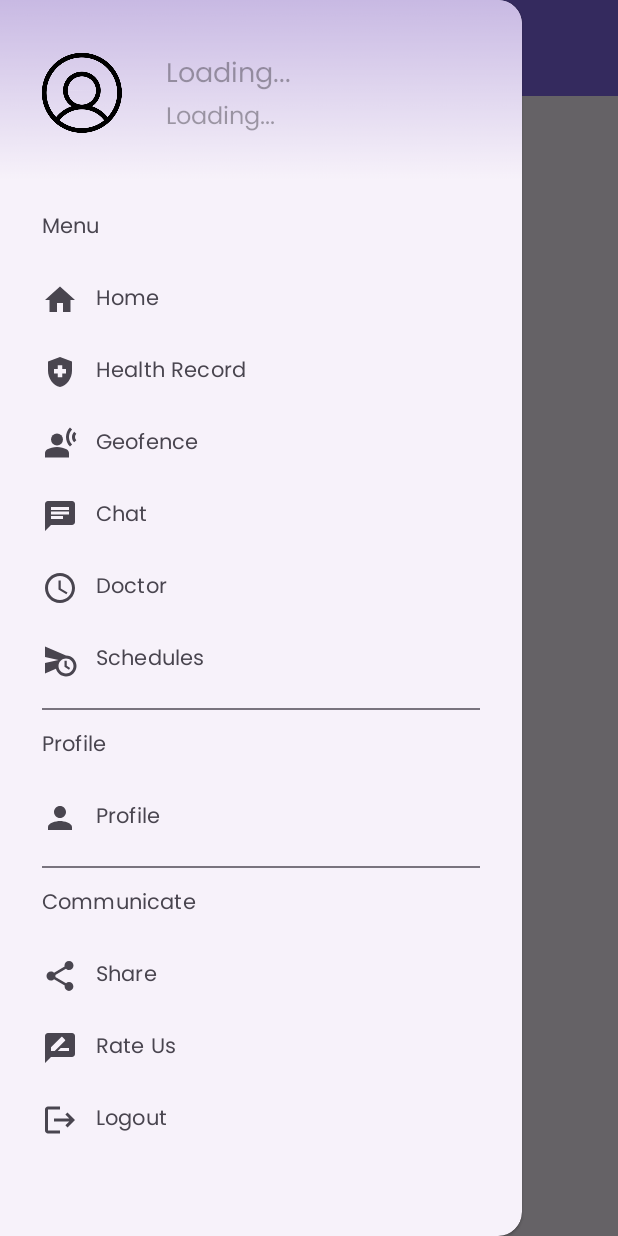
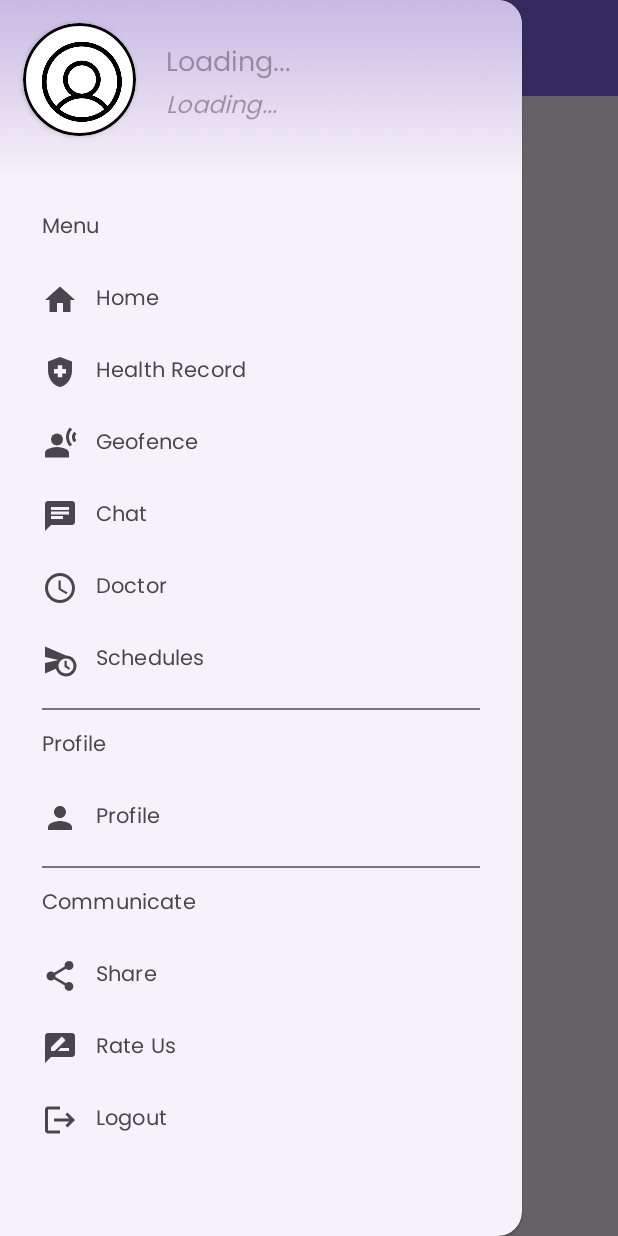
Before and after one commit to babbb06/Babybook, an Android app: the ParentDashboardActivity screen opened directly, with no data from a screen before it, with the side drawer open, on a phone screen of 412 x 824 dp. Run offline under Robolectric (Android 15) with nearby library versions, the phone set to English and light mode, and no system bars; our stand-ins replace Firebase (no records; nobody signed in at launch, a user with empty details on screens opened directly); Roboto replaces fonts that are not available here.

Commit message:
nav image. doctor specialization

```diff
--- a/app/build.gradle.kts
+++ b/app/build.gradle.kts
@@ -69,4 +69,9 @@ dependencies {
     implementation ("androidx.constraintlayout:constraintlayout:2.1.4")
     implementation ("com.google.android.gms:play-services-location:21.0.1")
     implementation ("com.google.android.gms:play-services-maps:18.1.0")
+
+    implementation ("com.github.bumptech.glide:glide:4.15.1")
+    annotationProcessor ("com.github.bumptech.glide:compiler:4.12.0")
+
+
 }
--- /dev/null
+++ b/app/src/main/res/drawable/rounded_image.xml
@@ -0,0 +1,6 @@
+<?xml version="1.0" encoding="utf-8"?>
+<shape xmlns:android="http://schemas.android.com/apk/res/android">
+    <solid android:color="@android:color/transparent" />
+    <corners android:radius="360dp" /> <!-- Adjust the radius to your preference -->
+    <stroke android:width="2dp" android:color="@android:color/black" /> <!-- Optional stroke for border -->
+</shape>
--- a/app/src/main/res/layout/nav_header.xml
+++ b/app/src/main/res/layout/nav_header.xml
@@ -8,16 +8,30 @@
     android:gravity="bottom"
     android:orientation="vertical">
 
-
-    <ImageView
-        android:id="@+id/doctor_header_imageView"
+    <androidx.cardview.widget.CardView
+        android:id="@+id/cardViewImage"
         android:layout_width="75dp"
         android:layout_height="75dp"
+        android:layout_gravity="center"
+        android:elevation="1dp"
+        android:layout_marginTop="15dp"
+        app:cardCornerRadius="50dp"
         android:layout_marginStart="15dp"
-        android:src="@drawable/profile_placeholder"
-        app:layout_constraintBottom_toBottomOf="parent"
         app:layout_constraintStart_toStartOf="parent"
-        app:layout_constraintTop_toTopOf="parent" />
+        app:layout_constraintTop_toTopOf="parent">
+
+        <ImageView
+            android:id="@+id/doctor_header_imageView"
+            android:layout_width="match_parent"
+            android:layout_height="match_parent"
+            android:layout_gravity="center"
+            android:background="@drawable/rounded_image"
+            android:scaleType="centerCrop"
+            android:src="@drawable/profile_placeholder"
+            app:layout_constraintBottom_toBottomOf="parent"
+            app:layout_constraintStart_toStartOf="parent"
+            app:layout_constraintTop_toTopOf="parent" />
+    </androidx.cardview.widget.CardView>
 
     <TextView
         android:id="@+id/full_name"
@@ -32,9 +46,9 @@
         android:textSize="18sp"
         android:ellipsize="end"
         android:maxLines="1"
-        app:layout_constraintBottom_toBottomOf="@+id/doctor_header_imageView"
-        app:layout_constraintStart_toEndOf="@+id/doctor_header_imageView"
-        app:layout_constraintTop_toTopOf="@+id/doctor_header_imageView"
+        app:layout_constraintBottom_toBottomOf="@+id/cardViewImage"
+        app:layout_constraintStart_toEndOf="@+id/cardViewImage"
+        app:layout_constraintTop_toTopOf="@+id/cardViewImage"
         app:layout_constraintEnd_toEndOf="parent" />
 
 
@@ -46,6 +60,7 @@
         android:hint="Loading..."
         android:textColor="#595959"
         android:textSize="16sp"
+        android:textStyle="italic"
         app:layout_constraintStart_toStartOf="@+id/full_name"
         app:layout_constraintTop_toBottomOf="@+id/full_name" />
 
```
Also changed, not shown: app/src/main/java/com/example/babybook/DoctorDashboardActivity.java (+17 -5 lines), app/src/main/java/com/example/babybook/ParentDashboardActivity.java (+18 -5 lines), app/src/main/java/com/example/babybook/adapter/PostAdapter.java (+6 -1 lines), app/src/main/res/layout/doctor_nav_header.xml (+28 -11 lines), app/src/main/res/layout/item_post.xml (+23 -9 lines), app/src/main/res/drawable/doc_post_placeholder.jpg (added), 1 other file.
